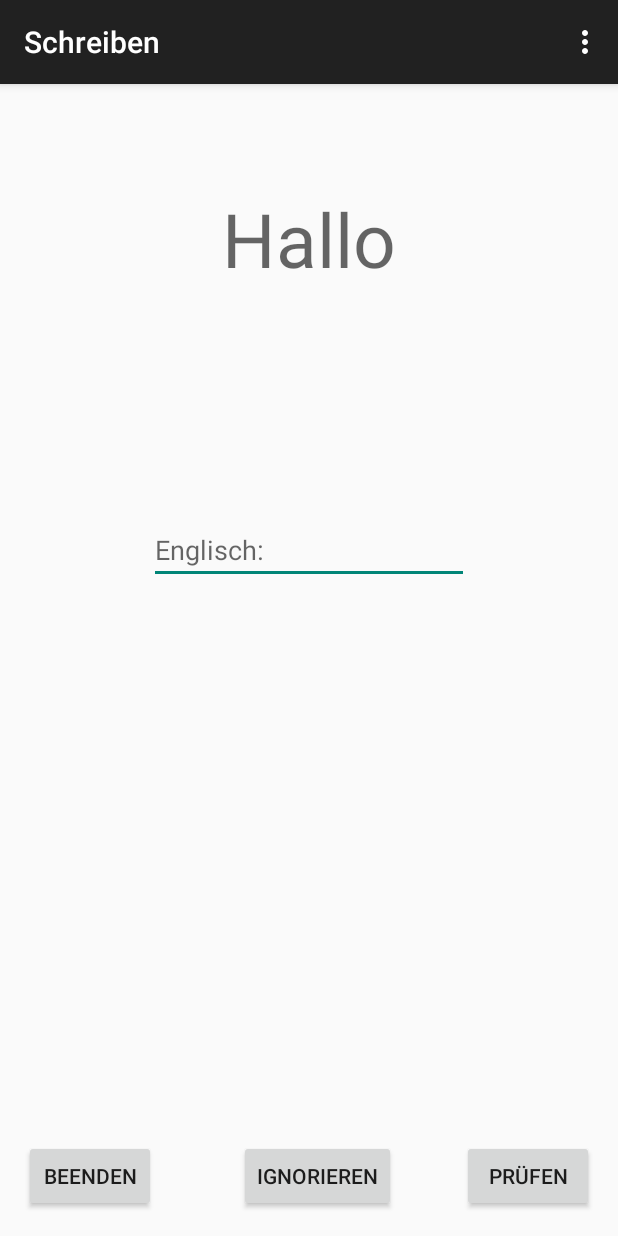
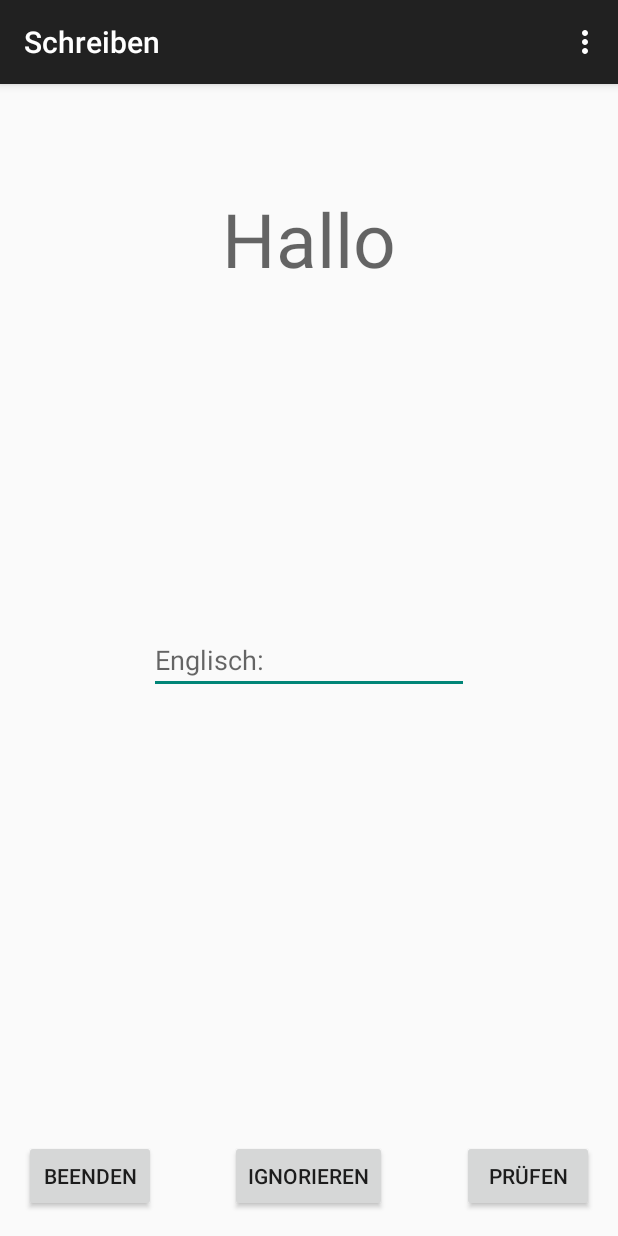
Before and after one commit to Kakerlake/Ez-Learning, an Android app: the schreiben screen opened directly, with no data from a screen before it, on a phone screen of 412 x 824 dp. Run offline under Robolectric (Android 15) with nearby library versions, the phone set to English and light mode, and no system bars; 1 statement that could not run was skipped.

Commit message:
schreiben fix

```diff
--- a/app/src/main/res/layout/activity_schreiben.xml
+++ b/app/src/main/res/layout/activity_schreiben.xml
@@ -25,9 +25,8 @@
         android:hint="Englisch:"
         android:ems="10"
         android:id="@+id/editText3"
-        android:layout_below="@+id/deutsch"
-        android:layout_centerHorizontal="true"
-        android:layout_marginTop="151dp"/>
+        android:layout_centerVertical="true"
+        android:layout_centerHorizontal="true" />
 
 
     <Button
@@ -46,8 +45,7 @@
         android:text="Ignorieren"
         android:id="@+id/button4"
         android:layout_alignParentBottom="true"
-        android:layout_alignRight="@+id/deutsch"
-        android:layout_alignEnd="@+id/deutsch" />
+        android:layout_centerHorizontal="true" />
 
     <Button
         android:layout_width="wrap_content"
```
